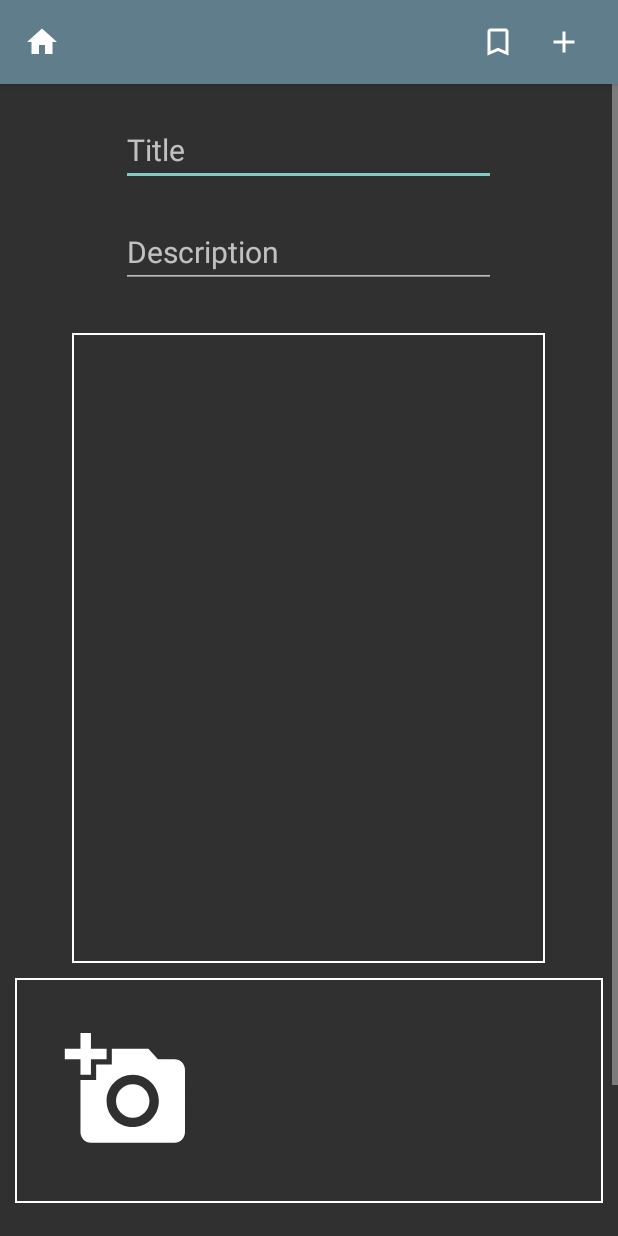
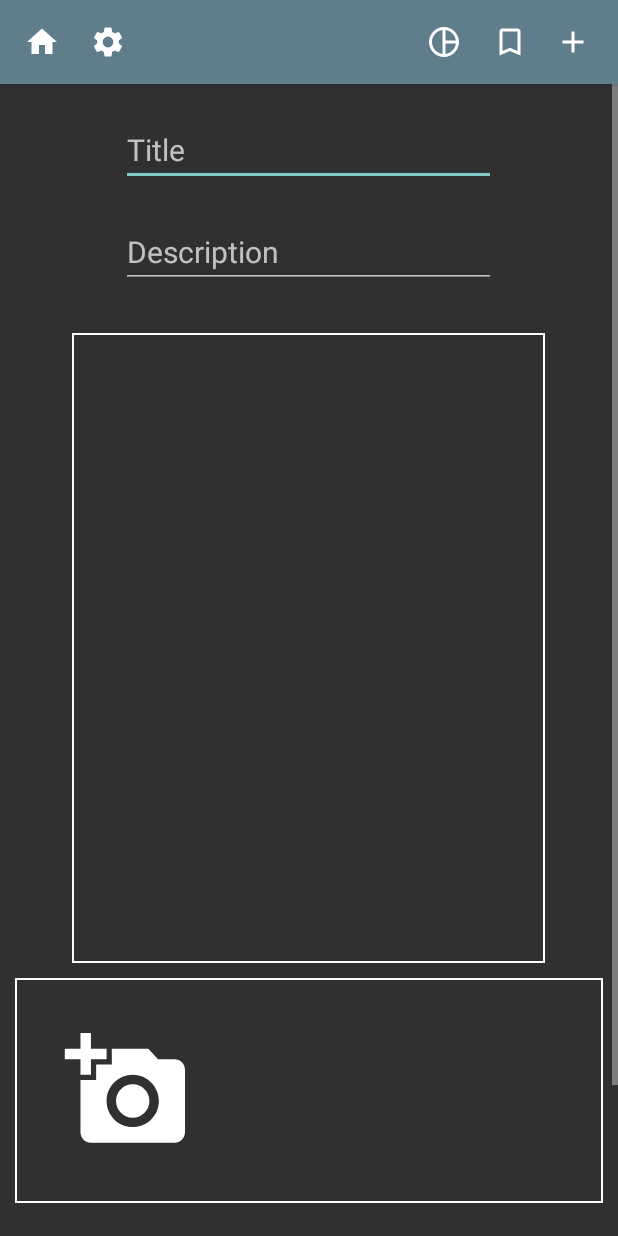
Before and after one commit to MatthewDBarrett/DonorApp, an Android app: the BookingPage screen opened directly, with no data from a screen before it, after a tap on an icon or button, on a phone screen of 412 x 824 dp. Run offline under Robolectric (Android 15) with nearby library versions, the phone set to English and light mode, and no system bars; pictures from the network do not load.

Commit message:
Settings and statistics icons added to the toolbar

```diff
--- a/app/src/main/java/com/example/donorapp/BookingPage.java
+++ b/app/src/main/java/com/example/donorapp/BookingPage.java
@@ -23,6 +23,8 @@ public class BookingPage extends AppCompatActivity {
 
     ImageButton newDonation;
     ImageButton home;
+    ImageButton settings;
+    ImageButton statistics;
 
     Button book;
     EditText comments;
@@ -40,6 +42,8 @@ public class BookingPage extends AppCompatActivity {
 
         newDonation = findViewById(R.id.newDonationBtn);
         home = findViewById(R.id.homeBtn);
+        settings = findViewById(R.id.settingsBtn);
+        statistics = findViewById(R.id.statisticsBtn);
 
         book = findViewById(R.id.bookButtonET);
         comments = findViewById(R.id.commentsET);
@@ -64,6 +68,22 @@ public class BookingPage extends AppCompatActivity {
             public void onClick(View view) {
                 Intent intent = new Intent(getApplicationContext(), HomePage.class);
                 startActivity(intent);
+            }
+        });
+
+        settings.setOnClickListener(new View.OnClickListener() {
+            @Override
+            public void onClick(View view) {
+//                Intent intent = new Intent(getApplicationContext(), Settings.class);
+//                startActivity(intent);
+            }
+        });
+
+        statistics.setOnClickListener(new View.OnClickListener() {
+            @Override
+            public void onClick(View view) {
+//                Intent intent = new Intent(getApplicationContext(), Settings.class);
+//                startActivity(intent);
             }
         });
 
--- a/app/src/main/java/com/example/donorapp/DonationAd.java
+++ b/app/src/main/java/com/example/donorapp/DonationAd.java
@@ -46,6 +46,8 @@ public class DonationAd extends AppCompatActivity {
 
     ImageButton booking;
     ImageButton home;
+    ImageButton settings;
+    ImageButton statistics;
 
     final private int REQUEST_CODE_ASK_MULTIPLE_PERMISSIONS = 124;
 
@@ -64,6 +66,8 @@ public class DonationAd extends AppCompatActivity {
 
         booking = findViewById(R.id.bookingBtn);
         home = findViewById(R.id.homeBtn);
+        settings = findViewById(R.id.settingsBtn);
+        statistics = findViewById(R.id.statisticsBtn);
 
         booking.setOnClickListener(new View.OnClickListener() {
             @Override
@@ -78,6 +82,22 @@ public class DonationAd extends AppCompatActivity {
             public void onClick(View view) {
                 Intent intent = new Intent(getApplicationContext(), HomePage.class);
                 startActivity(intent);
+            }
+        });
+
+        settings.setOnClickListener(new View.OnClickListener() {
+            @Override
+            public void onClick(View view) {
+//                Intent intent = new Intent(getApplicationContext(), Settings.class);
+//                startActivity(intent);
+            }
+        });
+
+        statistics.setOnClickListener(new View.OnClickListener() {
+            @Override
+            public void onClick(View view) {
+//                Intent intent = new Intent(getApplicationContext(), Settings.class);
+//                startActivity(intent);
             }
         });
 
--- a/app/src/main/java/com/example/donorapp/HomePage.java
+++ b/app/src/main/java/com/example/donorapp/HomePage.java
@@ -20,6 +20,8 @@ public class HomePage extends AppCompatActivity {
 
     ImageButton newDonation;
     ImageButton booking;
+    ImageButton settings;
+    ImageButton statistics;
     private FragmentManager fragmentManager;
 
     AutoCompleteTextView searchBox;
@@ -36,6 +38,8 @@ public class HomePage extends AppCompatActivity {
 
         newDonation = findViewById(R.id.newDonationBtn);
         booking = findViewById(R.id.bookingBtn);
+        settings = findViewById(R.id.settingsBtn);
+        statistics = findViewById(R.id.statisticsBtn);
 
         Toolbar toolbar = findViewById(R.id.toolbar);
         setSupportActionBar(toolbar);
@@ -53,6 +57,22 @@ public class HomePage extends AppCompatActivity {
             public void onClick(View view) {
                 Intent intent = new Intent(getApplicationContext(), DonationAd.class);
                 startActivity(intent);
+            }
+        });
+
+        settings.setOnClickListener(new View.OnClickListener() {
+            @Override
+            public void onClick(View view) {
+//                Intent intent = new Intent(getApplicationContext(), Settings.class);
+//                startActivity(intent);
+            }
+        });
+
+        statistics.setOnClickListener(new View.OnClickListener() {
+            @Override
+            public void onClick(View view) {
+//                Intent intent = new Intent(getApplicationContext(), Settings.class);
+//                startActivity(intent);
             }
         });
 
--- /dev/null
+++ b/app/src/main/res/drawable/ic_chart_white_24dp.xml
@@ -0,0 +1,5 @@
+<vector android:height="24dp" android:tint="#FFFFFF"
+    android:viewportHeight="24.0" android:viewportWidth="24.0"
+    android:width="24dp" xmlns:android="http://schemas.android.com/apk/res/android">
+    <path android:fillColor="#FF000000" android:pathData="M12,2C6.5,2 2,6.5 2,12s4.5,10 10,10 10,-4.5 10,-10S17.5,2 12,2zM13,4.07c3.61,0.45 6.48,3.33 6.93,6.93L13,11L13,4.07zM4,12c0,-4.06 3.07,-7.44 7,-7.93v15.87c-3.93,-0.5 -7,-3.88 -7,-7.94zM13,19.93L13,13h6.93c-0.45,3.61 -3.32,6.48 -6.93,6.93z"/>
+</vector>
--- /dev/null
+++ b/app/src/main/res/drawable/ic_settings_white_24dp.xml
@@ -0,0 +1,5 @@
+<vector android:height="24dp" android:tint="#FFFFFF"
+    android:viewportHeight="24" android:viewportWidth="24"
+    android:width="24dp" xmlns:android="http://schemas.android.com/apk/res/android">
+    <path android:fillColor="#FF000000" android:pathData="M19.1,12.9a2.8,2.8 0,0 0,0.1 -0.9,2.8 2.8,0 0,0 -0.1,-0.9l2.1,-1.6a0.7,0.7 0,0 0,0.1 -0.6L19.4,5.5a0.7,0.7 0,0 0,-0.6 -0.2l-2.4,1a6.5,6.5 0,0 0,-1.6 -0.9l-0.4,-2.6a0.5,0.5 0,0 0,-0.5 -0.4H10.1a0.5,0.5 0,0 0,-0.5 0.4L9.3,5.4a5.6,5.6 0,0 0,-1.7 0.9l-2.4,-1a0.4,0.4 0,0 0,-0.5 0.2l-2,3.4c-0.1,0.2 0,0.4 0.2,0.6l2,1.6a2.8,2.8 0,0 0,-0.1 0.9,2.8 2.8,0 0,0 0.1,0.9L2.8,14.5a0.7,0.7 0,0 0,-0.1 0.6l1.9,3.4a0.7,0.7 0,0 0,0.6 0.2l2.4,-1a6.5,6.5 0,0 0,1.6 0.9l0.4,2.6a0.5,0.5 0,0 0,0.5 0.4h3.8a0.5,0.5 0,0 0,0.5 -0.4l0.3,-2.6a5.6,5.6 0,0 0,1.7 -0.9l2.4,1a0.4,0.4 0,0 0,0.5 -0.2l2,-3.4c0.1,-0.2 0,-0.4 -0.2,-0.6ZM12,15.6A3.6,3.6 0,1 1,15.6 12,3.6 3.6,0 0,1 12,15.6Z"/>
+</vector>
--- a/app/src/main/res/layout/toolbar.xml
+++ b/app/src/main/res/layout/toolbar.xml
@@ -15,8 +15,24 @@
             android:id="@+id/homeBtn"
             android:layout_width="wrap_content"
             android:layout_height="wrap_content"
-            android:layout_marginEnd="280dp"
+            android:layout_marginEnd="20dp"
             android:src="@drawable/ic_home_white_24dp"
+            android:background="@color/colorAltAccent"/>
+
+        <ImageButton
+            android:id="@+id/settingsBtn"
+            android:layout_width="wrap_content"
+            android:layout_height="wrap_content"
+            android:layout_marginEnd="200dp"
+            android:src="@drawable/ic_settings_white_24dp"
+            android:background="@color/colorAltAccent"/>
+
+        <ImageButton
+            android:id="@+id/statisticsBtn"
+            android:layout_width="wrap_content"
+            android:layout_height="wrap_content"
+            android:layout_marginEnd="20dp"
+            android:src="@drawable/ic_chart_white_24dp"
             android:background="@color/colorAltAccent"/>
 
         <ImageButton
```
